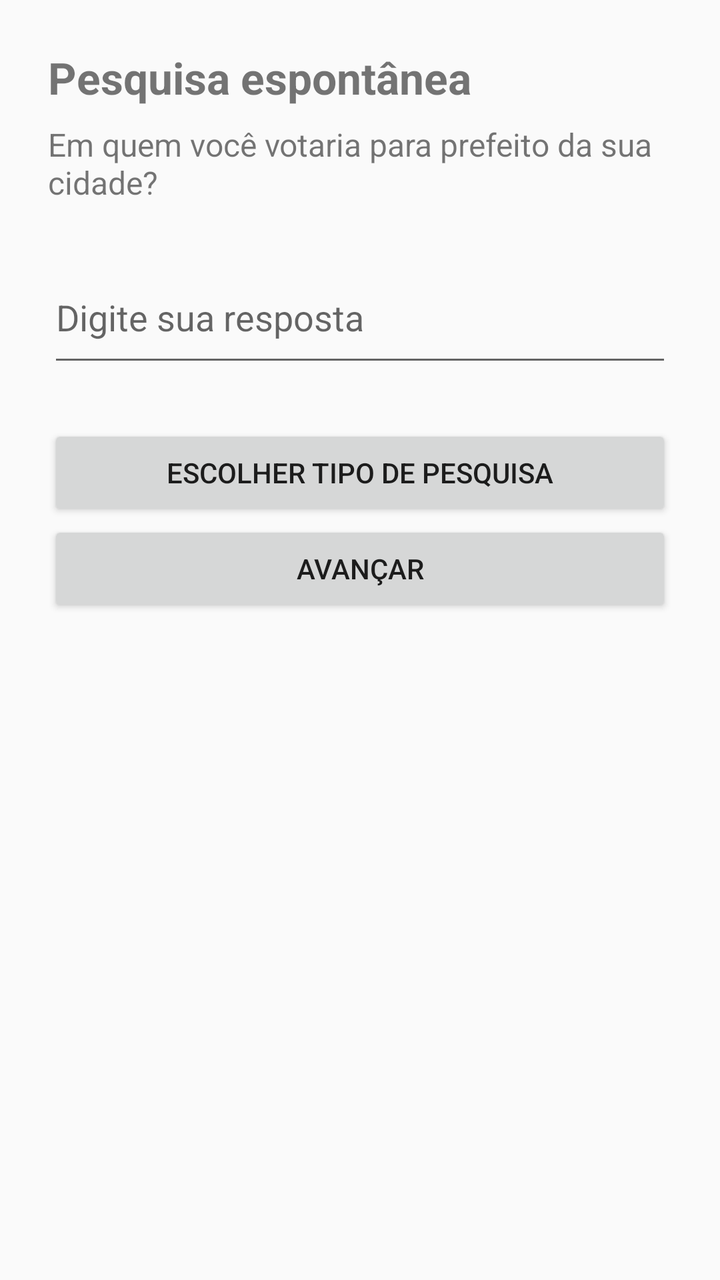
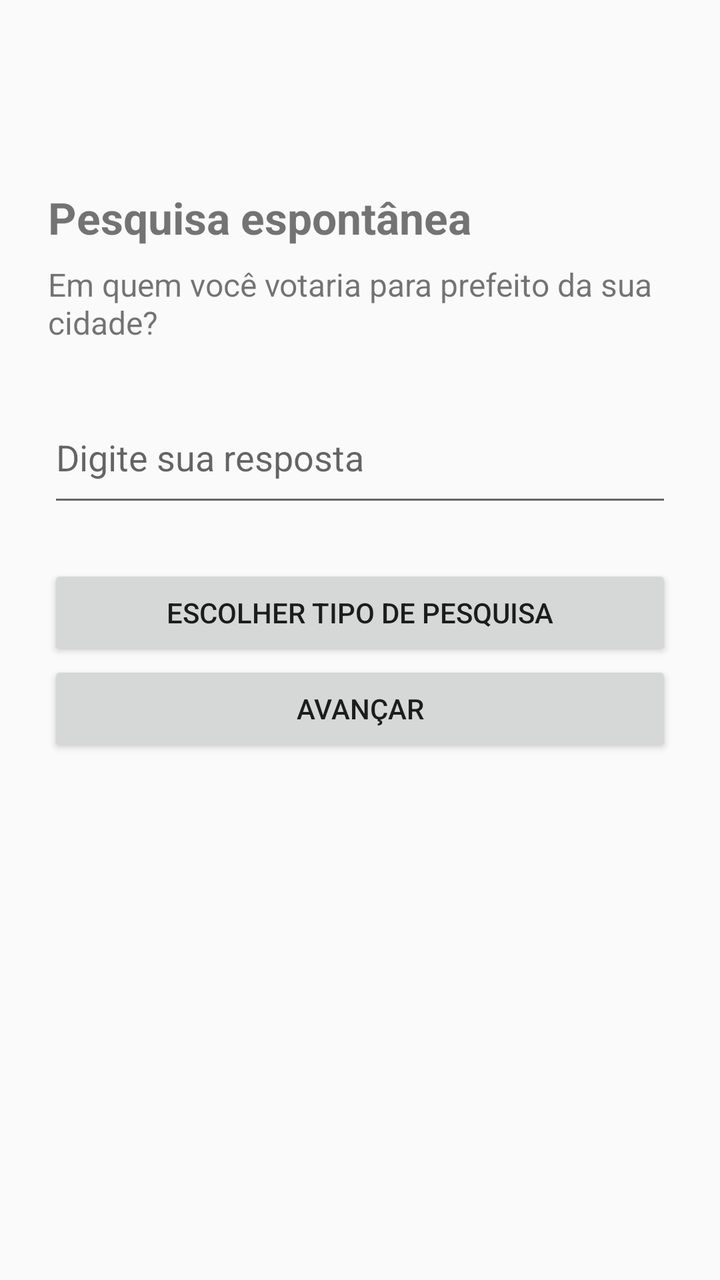

The first picture is an Android layout as it rendered before a commit; the second is the same layout after the commit. The layout source and the unified diff follow.
<!-- AndroidManifest.xml: application theme android:Theme.Material.Light.DarkActionBar -->
<!-- res/layout/activity_espontanea.xml -->
<?xml version="1.0" encoding="utf-8"?>
<LinearLayout xmlns:android="http://schemas.android.com/apk/res/android"
    android:layout_width="match_parent"
    android:layout_height="match_parent"
    android:orientation="vertical"
    android:padding="24dp">

    <TextView
        android:layout_width="wrap_content"
        android:layout_height="wrap_content"
        android:text="Pesquisa espontânea"
        android:textSize="22sp"
        android:textStyle="bold"
        android:layout_marginBottom="8dp" />

    <TextView
        android:layout_width="wrap_content"
        android:layout_height="wrap_content"
        android:text="Em quem você votaria para prefeito da sua cidade?"
        android:textSize="16sp"
        android:layout_marginBottom="24dp" />

    <EditText
        android:id="@+id/editResposta"
        android:layout_width="match_parent"
        android:layout_height="wrap_content"
        android:hint="Digite sua resposta"
        android:inputType="textMultiLine"
        android:minLines="2" />

    <Button
        android:id="@+id/botaoTipo"
        android:layout_width="match_parent"
        android:layout_height="wrap_content"
        android:text="Escolher tipo de pesquisa"
        android:layout_marginTop="24dp" />

    <Button
        android:id="@+id/botaoAvancar"
        android:layout_width="match_parent"
        android:layout_height="wrap_content"
        android:text="Avançar" />

</LinearLayout>
<!-- resources referenced by this layout -->
<resources>

</resources>

<!-- the commit's change to res/layout/activity_espontanea.xml (unified diff, before → after) -->
@@ -4,6 +4,10 @@
     android:layout_height="match_parent"
     android:orientation="vertical"
     android:padding="24dp">
+
+    <Space
+        android:layout_width="1dp"
+        android:layout_height="70dp"/>
 
     <TextView
         android:layout_width="wrap_content"
